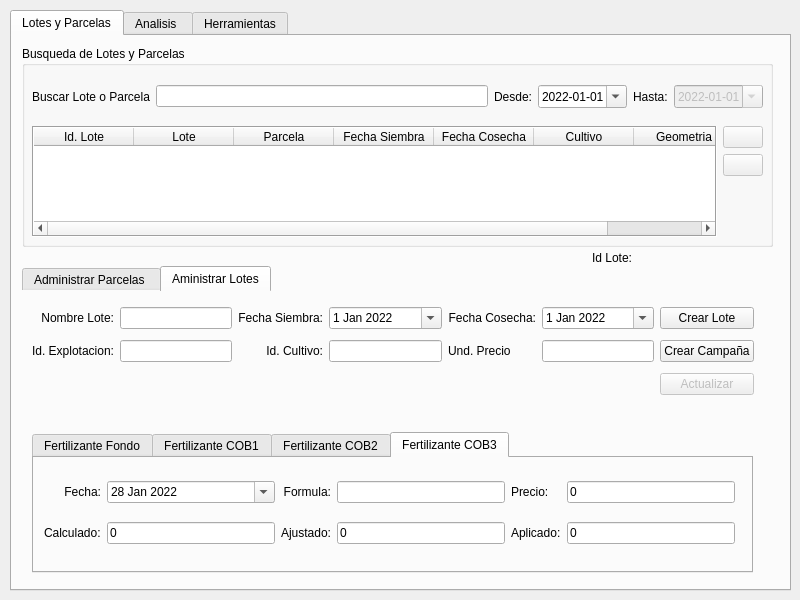
Qt form ui/agrae_main.ui (franciscocontreras93/agrae) before a commit.
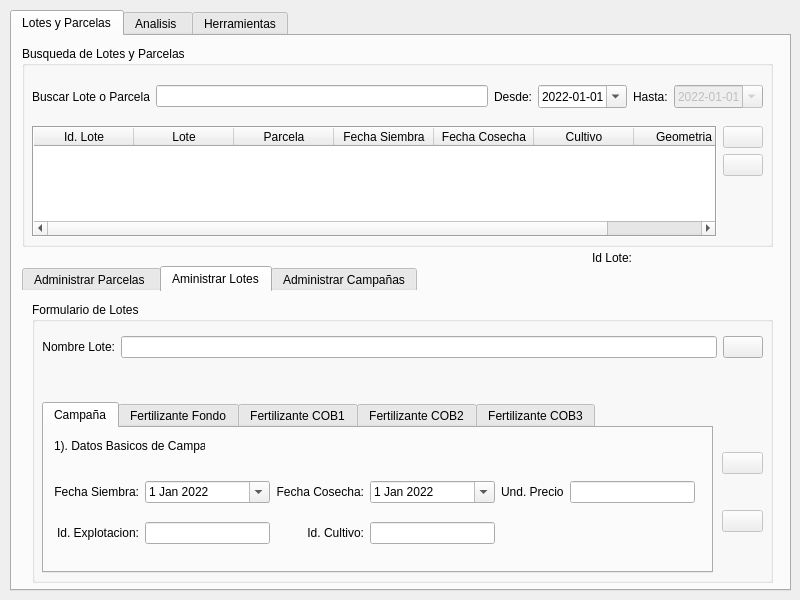
The same form after that commit. The open tabs and pages were chosen to show the change.

Patch:
```diff
--- a/ui/agrae_main.ui
+++ b/ui/agrae_main.ui
@@ -272,17 +272,29 @@
       <string notr="true">#tabWidget_2::pane{border: 0}</string>
      </property>
      <property name="currentIndex">
-      <number>0</number>
+      <number>1</number>
      </property>
      <widget class="QWidget" name="tab_admin_pl">
       <attribute name="title">
        <string>Administrar Parcelas </string>
       </attribute>
+      <widget class="QGroupBox" name="groupBox_4">
+       <property name="geometry">
+        <rect>
+         <x>10</x>
+         <y>10</y>
+         <width>741</width>
+         <height>171</height>
+        </rect>
+       </property>
+       <property name="title">
+        <string>Formulario Parcelas</string>
+       </property>
       <widget class="QWidget" name="gridLayoutWidget_8">
        <property name="geometry">
         <rect>
          <x>10</x>
-         <y>20</y>
+          <y>30</y>
          <width>721</width>
          <height>121</height>
         </rect>
@@ -502,95 +514,43 @@
         </item>
        </layout>
       </widget>
-      <widget class="QGroupBox" name="groupBox_2">
+      </widget>
+      <widget class="QGroupBox" name="groupBox_6">
        <property name="geometry">
         <rect>
          <x>10</x>
-         <y>150</y>
-         <width>721</width>
-         <height>131</height>
+         <y>190</y>
+         <width>741</width>
+         <height>91</height>
         </rect>
        </property>
        <property name="title">
-        <string>Relacionar Lotes y Parcelas</string>
+        <string>Herramientas de Acceso Rapido</string>
        </property>
-       <widget class="QWidget" name="gridLayoutWidget_9">
+       <widget class="QPushButton" name="btn_add_lotes">
         <property name="geometry">
          <rect>
           <x>10</x>
-          <y>30</y>
-          <width>701</width>
-          <height>41</height>
+          <y>40</y>
+          <width>121</width>
+          <height>31</height>
          </rect>
         </property>
-        <layout class="QGridLayout" name="gridLayout_9" columnstretch="0,0,0,0,0,0">
-         <property name="sizeConstraint">
-          <enum>QLayout::SetDefaultConstraint</enum>
-         </property>
-         <item row="0" column="1">
-          <widget class="QLineEdit" name="ln_rel_parcela">
-           <property name="enabled">
-            <bool>true</bool>
-           </property>
-           <property name="readOnly">
-            <bool>true</bool>
-           </property>
-          </widget>
-         </item>
-         <item row="0" column="4">
-          <widget class="QLineEdit" name="ln_rel_lote">
-           <property name="readOnly">
-            <bool>true</bool>
-           </property>
-          </widget>
-         </item>
-         <item row="0" column="3">
-          <widget class="QLabel" name="label_38">
            <property name="text">
-            <string>ID Lote</string>
-           </property>
-          </widget>
-         </item>
-         <item row="0" column="0">
-          <widget class="QLabel" name="label_36">
-           <property name="layoutDirection">
-            <enum>Qt::LeftToRight</enum>
-           </property>
-           <property name="text">
-            <string>ID Parcela</string>
-           </property>
-           <property name="alignment">
-            <set>Qt::AlignRight|Qt::AlignTrailing|Qt::AlignVCenter</set>
-           </property>
-          </widget>
-         </item>
-         <item row="0" column="5">
-          <widget class="QPushButton" name="btn_buscar_lote_2">
-           <property name="text">
-            <string>Buscar Lote</string>
-           </property>
-          </widget>
-         </item>
-         <item row="0" column="2">
-          <widget class="QPushButton" name="btn_buscar_parcela_2">
-           <property name="text">
-            <string>Buscar Parcela</string>
-           </property>
-          </widget>
-         </item>
-        </layout>
-       </widget>
-       <widget class="QPushButton" name="btn_rel_create">
+         <string>Agregar Lotes</string>
+        </property>
+       </widget>
+       <widget class="QPushButton" name="btn_add_parcelas">
         <property name="geometry">
          <rect>
-          <x>550</x>
-          <y>90</y>
-          <width>161</width>
-          <height>23</height>
+          <x>150</x>
+          <y>40</y>
+          <width>111</width>
+          <height>31</height>
          </rect>
         </property>
         <property name="text">
-         <string>Crear Relacion</string>
+         <string>Agregar Parcelas</string>
         </property>
        </widget>
       </widget>
@@ -599,20 +559,54 @@
       <attribute name="title">
        <string>Aministrar Lotes</string>
       </attribute>
-      <widget class="QWidget" name="gridLayoutWidget_2">
+      <widget class="QGroupBox" name="groupBox_2">
        <property name="geometry">
         <rect>
          <x>10</x>
          <y>10</y>
-         <width>722</width>
-         <height>101</height>
+         <width>741</width>
+         <height>281</height>
         </rect>
        </property>
-       <layout class="QGridLayout" name="gridLayout_2" columnstretch="0,0,0,0,0,0,0,0,0">
-        <property name="sizeConstraint">
-         <enum>QLayout::SetDefaultConstraint</enum>
-        </property>
-        <item row="1" column="3">
+       <property name="title">
+        <string>Formulario de Lotes</string>
+       </property>
+       <widget class="QTabWidget" name="tabWidget_3">
+        <property name="geometry">
+         <rect>
+          <x>10</x>
+          <y>100</y>
+          <width>671</width>
+          <height>171</height>
+         </rect>
+        </property>
+        <property name="styleSheet">
+         <string notr="true"/>
+        </property>
+        <property name="tabPosition">
+         <enum>QTabWidget::North</enum>
+        </property>
+        <property name="tabShape">
+         <enum>QTabWidget::Rounded</enum>
+        </property>
+        <property name="currentIndex">
+         <number>4</number>
+        </property>
+        <widget class="QWidget" name="tab_10">
+         <attribute name="title">
+          <string>Campaña</string>
+         </attribute>
+         <widget class="QWidget" name="gridLayoutWidget_9">
+          <property name="geometry">
+           <rect>
+            <x>10</x>
+            <y>40</y>
+            <width>641</width>
+            <height>91</height>
+           </rect>
+          </property>
+          <layout class="QGridLayout" name="gridLayout_9">
+           <item row="1" column="2">
          <widget class="QLabel" name="label_3">
           <property name="layoutDirection">
            <enum>Qt::LeftToRight</enum>
@@ -625,20 +619,7 @@
           </property>
          </widget>
         </item>
-        <item row="1" column="7">
-         <widget class="QLineEdit" name="ln_und_deprecio"/>
-        </item>
-        <item row="2" column="8">
-         <widget class="QPushButton" name="btn_lote_update">
-          <property name="enabled">
-           <bool>false</bool>
-          </property>
-          <property name="text">
-           <string>Actualizar</string>
-          </property>
-         </widget>
-        </item>
-        <item row="0" column="3">
+           <item row="0" column="0">
          <widget class="QLabel" name="label_5">
           <property name="layoutDirection">
            <enum>Qt::LeftToRight</enum>
@@ -651,127 +632,81 @@
           </property>
          </widget>
         </item>
-        <item row="0" column="7">
-         <widget class="QDateEdit" name="lote_dateCosecha">
-          <property name="dateTime">
-           <datetime>
-            <hour>0</hour>
-            <minute>0</minute>
-            <second>0</second>
-            <year>2022</year>
-            <month>1</month>
-            <day>1</day>
-           </datetime>
-          </property>
-          <property name="minimumDate">
-           <date>
-            <year>1960</year>
-            <month>9</month>
-            <day>14</day>
-           </date>
-          </property>
-          <property name="currentSection">
-           <enum>QDateTimeEdit::DaySection</enum>
-          </property>
-          <property name="calendarPopup">
-           <bool>true</bool>
-          </property>
-         </widget>
-        </item>
-        <item row="0" column="8">
-         <widget class="QPushButton" name="btn_crear_lote">
-          <property name="enabled">
-           <bool>true</bool>
-          </property>
-          <property name="text">
-           <string>Crear Lote</string>
-          </property>
-         </widget>
-        </item>
         <item row="0" column="4">
-         <widget class="QDateEdit" name="lote_dateSiembra">
-          <property name="dateTime">
-           <datetime>
-            <hour>0</hour>
-            <minute>0</minute>
-            <second>0</second>
-            <year>2022</year>
-            <month>1</month>
-            <day>1</day>
-           </datetime>
-          </property>
-          <property name="minimumDate">
-           <date>
-            <year>1960</year>
-            <month>9</month>
-            <day>14</day>
-           </date>
-          </property>
-          <property name="currentSection">
-           <enum>QDateTimeEdit::DaySection</enum>
-          </property>
-          <property name="calendarPopup">
-           <bool>true</bool>
-          </property>
-         </widget>
-        </item>
-        <item row="1" column="8">
-         <widget class="QPushButton" name="btn_crear_campania">
-          <property name="enabled">
-           <bool>true</bool>
-          </property>
-          <property name="text">
-           <string>Crear Campaña</string>
-          </property>
-         </widget>
-        </item>
-        <item row="1" column="0">
-         <widget class="QLabel" name="label_2">
-          <property name="layoutDirection">
-           <enum>Qt::LeftToRight</enum>
-          </property>
-          <property name="text">
-           <string>Id. Explotacion:</string>
-          </property>
-          <property name="alignment">
-           <set>Qt::AlignRight|Qt::AlignTrailing|Qt::AlignVCenter</set>
-          </property>
-         </widget>
-        </item>
-        <item row="1" column="6">
          <widget class="QLabel" name="label_40">
           <property name="text">
            <string>Und. Precio</string>
           </property>
          </widget>
         </item>
-        <item row="0" column="0">
-         <widget class="QLabel" name="label_4">
+           <item row="1" column="0">
+            <widget class="QLabel" name="label_2">
           <property name="layoutDirection">
            <enum>Qt::LeftToRight</enum>
           </property>
           <property name="text">
-           <string>Nombre Lote:</string>
+              <string>Id. Explotacion:</string>
           </property>
           <property name="alignment">
            <set>Qt::AlignRight|Qt::AlignTrailing|Qt::AlignVCenter</set>
           </property>
          </widget>
         </item>
+           <item row="0" column="3">
+            <widget class="QDateEdit" name="lote_dateCosecha">
+             <property name="dateTime">
+              <datetime>
+               <hour>0</hour>
+               <minute>0</minute>
+               <second>0</second>
+               <year>2022</year>
+               <month>1</month>
+               <day>1</day>
+              </datetime>
+             </property>
+             <property name="minimumDate">
+              <date>
+               <year>1960</year>
+               <month>9</month>
+               <day>14</day>
+              </date>
+             </property>
+             <property name="currentSection">
+              <enum>QDateTimeEdit::DaySection</enum>
+             </property>
+             <property name="calendarPopup">
+              <bool>true</bool>
+             </property>
+            </widget>
+           </item>
         <item row="0" column="1">
-         <widget class="QLineEdit" name="line_lote_nombre">
-          <property name="clearButtonEnabled">
+            <widget class="QDateEdit" name="lote_dateSiembra">
+             <property name="dateTime">
+              <datetime>
+               <hour>0</hour>
+               <minute>0</minute>
+               <second>0</second>
+               <year>2022</year>
+               <month>1</month>
+               <day>1</day>
+              </datetime>
+             </property>
+             <property name="minimumDate">
+              <date>
+               <year>1960</year>
+               <month>9</month>
+               <day>14</day>
+              </date>
+             </property>
+             <property name="currentSection">
+              <enum>QDateTimeEdit::DaySection</enum>
+             </property>
+             <property name="calendarPopup">
            <bool>true</bool>
           </property>
          </widget>
         </item>
-        <item row="1" column="1">
-         <widget class="QLineEdit" name="line_lote_idexp"/>
-        </item>
-        <item row="1" column="4">
-         <widget class="QLineEdit" name="line_lote_idcultivo"/>
-        </item>
-        <item row="0" column="6">
+           <item row="0" column="2">
          <widget class="QLabel" name="label_6">
           <property name="layoutDirection">
            <enum>Qt::LeftToRight</enum>
@@ -784,29 +719,31 @@
           </property>
          </widget>
         </item>
-       </layout>
-      </widget>
-      <widget class="QTabWidget" name="tabWidget_3">
+           <item row="1" column="1">
+            <widget class="QLineEdit" name="line_lote_idexp"/>
+           </item>
+           <item row="1" column="3">
+            <widget class="QLineEdit" name="line_lote_idcultivo"/>
+           </item>
+           <item row="0" column="5">
+            <widget class="QLineEdit" name="ln_und_deprecio"/>
+           </item>
+          </layout>
+         </widget>
+         <widget class="QLabel" name="label_36">
        <property name="geometry">
         <rect>
          <x>10</x>
-         <y>140</y>
-         <width>721</width>
-         <height>141</height>
-        </rect>
-       </property>
-       <property name="styleSheet">
-        <string notr="true"/>
-       </property>
-       <property name="tabPosition">
-        <enum>QTabWidget::North</enum>
-       </property>
-       <property name="tabShape">
-        <enum>QTabWidget::Rounded</enum>
-       </property>
-       <property name="currentIndex">
-        <number>0</number>
-       </property>
+            <y>10</y>
+            <width>151</width>
+            <height>16</height>
+           </rect>
+          </property>
+          <property name="text">
+           <string>1). Datos Basicos de Campaña</string>
+          </property>
+         </widget>
+        </widget>
        <widget class="QWidget" name="tab">
         <attribute name="title">
          <string>Fertilizante Fondo</string>
@@ -815,8 +752,8 @@
          <property name="geometry">
           <rect>
            <x>10</x>
-           <y>10</y>
-           <width>691</width>
+            <y>40</y>
+            <width>641</width>
            <height>91</height>
           </rect>
          </property>
@@ -941,6 +878,19 @@
           </item>
          </layout>
         </widget>
+         <widget class="QLabel" name="label_38">
+          <property name="geometry">
+           <rect>
+            <x>10</x>
+            <y>10</y>
+            <width>151</width>
+            <height>16</height>
+           </rect>
+          </property>
+          <property name="text">
+           <string>2). Datos Fertilizante Fondo</string>
+          </property>
+         </widget>
        </widget>
        <widget class="QWidget" name="tab_3">
         <attribute name="title">
@@ -950,8 +900,8 @@
          <property name="geometry">
           <rect>
            <x>10</x>
-           <y>10</y>
-           <width>691</width>
+            <y>40</y>
+            <width>641</width>
            <height>91</height>
           </rect>
          </property>
@@ -1073,6 +1023,19 @@
           </item>
          </layout>
         </widget>
+         <widget class="QLabel" name="label_109">
+          <property name="geometry">
+           <rect>
+            <x>10</x>
+            <y>10</y>
+            <width>151</width>
+            <height>16</height>
+           </rect>
+          </property>
+          <property name="text">
+           <string>3). Datos Basicos de COB1</string>
+          </property>
+         </widget>
        </widget>
        <widget class="QWidget" name="tab_4">
         <attribute name="title">
@@ -1082,8 +1045,8 @@
          <property name="geometry">
           <rect>
            <x>10</x>
-           <y>10</y>
-           <width>691</width>
+            <y>40</y>
+            <width>641</width>
            <height>91</height>
           </rect>
          </property>
@@ -1205,6 +1168,19 @@
           </item>
          </layout>
         </widget>
+         <widget class="QLabel" name="label_110">
+          <property name="geometry">
+           <rect>
+            <x>10</x>
+            <y>10</y>
+            <width>151</width>
+            <height>16</height>
+           </rect>
+          </property>
+          <property name="text">
+           <string>4). Datos Basicos de COB2</string>
+          </property>
+         </widget>
        </widget>
        <widget class="QWidget" name="tab_5">
         <attribute name="title">
@@ -1214,8 +1190,8 @@
          <property name="geometry">
           <rect>
            <x>10</x>
-           <y>10</y>
-           <width>691</width>
+            <y>40</y>
+            <width>641</width>
            <height>91</height>
           </rect>
          </property>
@@ -1337,8 +1313,104 @@
           </item>
          </layout>
         </widget>
-       </widget>
-      </widget>
+         <widget class="QLabel" name="label_111">
+          <property name="geometry">
+           <rect>
+            <x>10</x>
+            <y>10</y>
+            <width>151</width>
+            <height>16</height>
+           </rect>
+          </property>
+          <property name="text">
+           <string>5). Datos Basicos de COB3</string>
+          </property>
+         </widget>
+        </widget>
+       </widget>
+       <widget class="QWidget" name="gridLayoutWidget_2">
+        <property name="geometry">
+         <rect>
+          <x>10</x>
+          <y>20</y>
+          <width>721</width>
+          <height>51</height>
+         </rect>
+        </property>
+        <layout class="QGridLayout" name="gridLayout_2" columnstretch="0,0,0,0,0,0,0,0,0">
+         <property name="sizeConstraint">
+          <enum>QLayout::SetDefaultConstraint</enum>
+         </property>
+         <item row="0" column="8">
+          <widget class="QPushButton" name="btn_crear_lote">
+           <property name="enabled">
+            <bool>true</bool>
+           </property>
+           <property name="text">
+            <string/>
+           </property>
+          </widget>
+         </item>
+         <item row="0" column="0">
+          <widget class="QLabel" name="label_4">
+           <property name="layoutDirection">
+            <enum>Qt::LeftToRight</enum>
+           </property>
+           <property name="text">
+            <string>Nombre Lote:</string>
+           </property>
+           <property name="alignment">
+            <set>Qt::AlignRight|Qt::AlignTrailing|Qt::AlignVCenter</set>
+           </property>
+          </widget>
+         </item>
+         <item row="0" column="1">
+          <widget class="QLineEdit" name="line_lote_nombre">
+           <property name="clearButtonEnabled">
+            <bool>true</bool>
+           </property>
+          </widget>
+         </item>
+        </layout>
+       </widget>
+       <widget class="QWidget" name="verticalLayoutWidget">
+        <property name="geometry">
+         <rect>
+          <x>690</x>
+          <y>120</y>
+          <width>41</width>
+          <height>141</height>
+         </rect>
+        </property>
+        <layout class="QVBoxLayout" name="verticalLayout">
+         <item>
+          <widget class="QPushButton" name="btn_crear_campania">
+           <property name="enabled">
+            <bool>false</bool>
+           </property>
+           <property name="text">
+            <string/>
+           </property>
+          </widget>
+         </item>
+         <item>
+          <widget class="QPushButton" name="btn_lote_update">
+           <property name="enabled">
+            <bool>false</bool>
+           </property>
+           <property name="text">
+            <string/>
+           </property>
+          </widget>
+         </item>
+        </layout>
+       </widget>
+      </widget>
+     </widget>
+     <widget class="QWidget" name="tab_9">
+      <attribute name="title">
+       <string>Administrar Campañas</string>
+      </attribute>
      </widget>
     </widget>
     <widget class="QLabel" name="label_39">
```
Left out of the diff: 41 changed lines with no effect on the pictures. Lines whose indentation alone changed are shown as unchanged.
